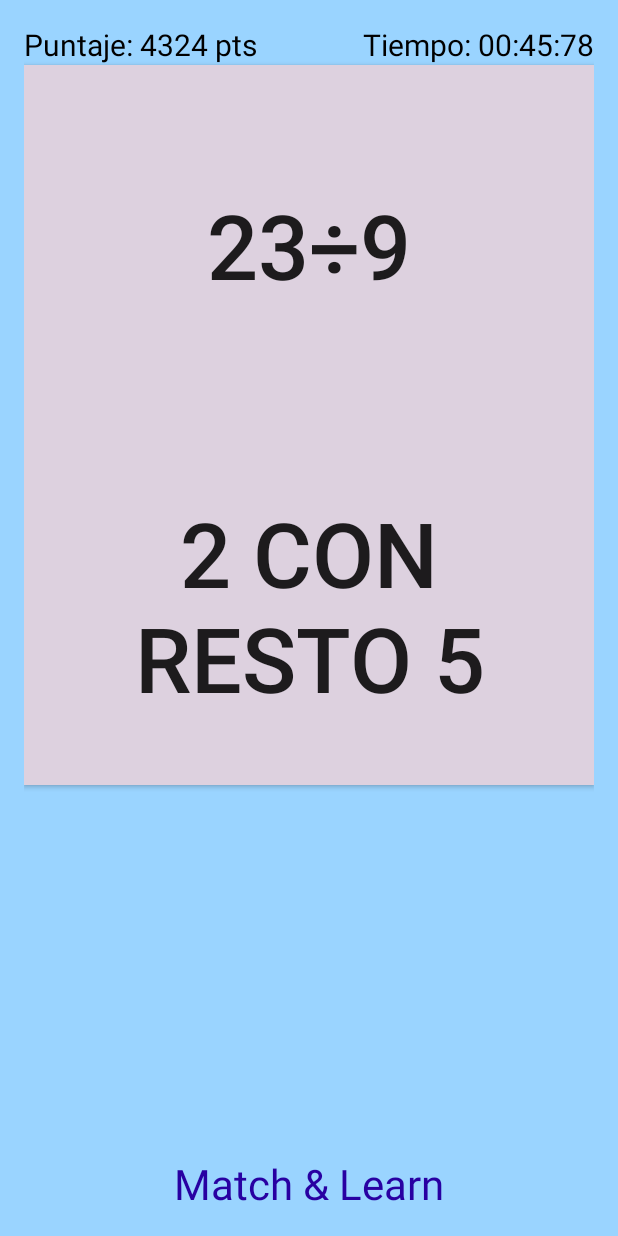
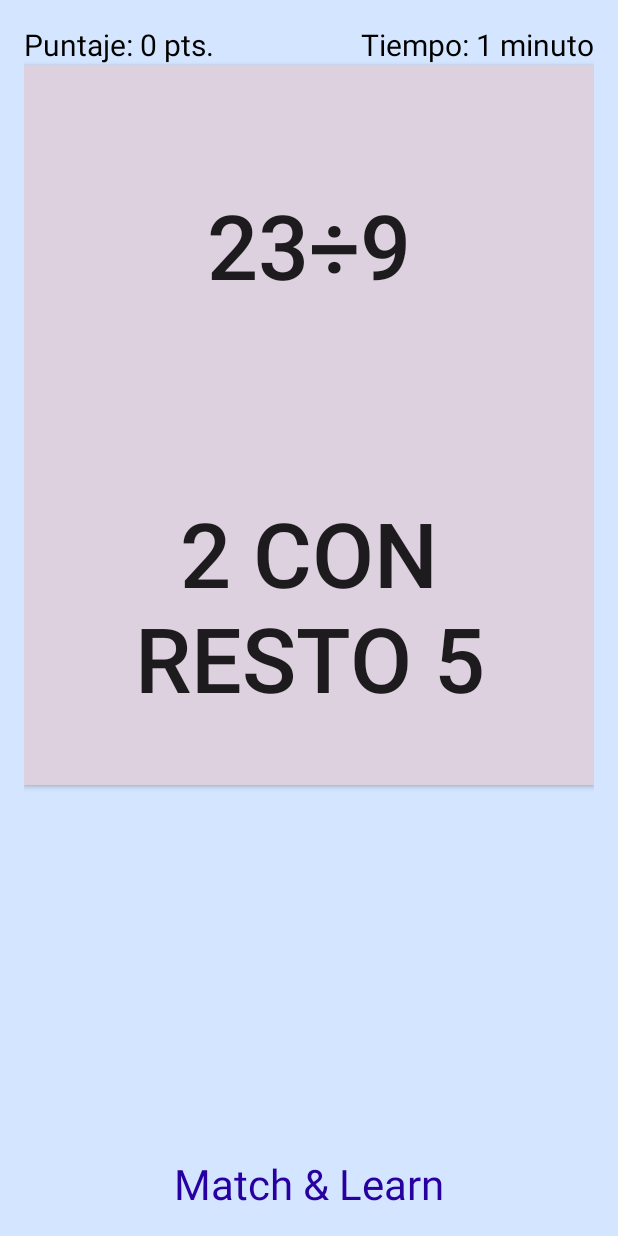
Before and after one commit to dsalazarl/match.and.learn, an Android app: the screen it shows after launch (MainActivity), on a phone screen of 412 x 824 dp. Run offline under Robolectric (Android 15) with nearby library versions, the light colour scheme and no system bars; 2 statements that could not run were skipped.

Commit message:
Add Game functionality and time inclusion proposal

```diff
--- a/app/src/main/java/cl/dsalazarl/matchlearn/MainActivity.java
+++ b/app/src/main/java/cl/dsalazarl/matchlearn/MainActivity.java
@@ -3,18 +3,24 @@ package cl.dsalazarl.matchlearn;
 import android.app.AlertDialog;
 import android.content.DialogInterface;
 import android.content.res.Configuration;
+import android.graphics.Color;
 import android.graphics.Typeface;
 import android.graphics.drawable.Drawable;
+import android.media.MediaPlayer;
+import android.os.CountDownTimer;
 import android.os.PersistableBundle;
+import android.preference.DialogPreference;
 import android.support.v7.app.ActionBarActivity;
 import android.os.Bundle;
 import android.view.Menu;
 import android.view.MenuItem;
+import android.view.View;
 import android.widget.Button;
 import android.widget.EditText;
 import android.widget.TextView;
 import android.widget.Toast;
 import java.util.Random;
+import java.util.concurrent.TimeUnit;
 
 public class MainActivity extends ActionBarActivity {
 
@@ -26,9 +32,13 @@ public class MainActivity extends ActionBarActivity {
     TextView ValTiempo;
     TextView NombreApp;
 
-    String saveTopText, saveBottomText;
-    int saveTopColor, saveBottomColor;
+    String saveTopText, saveBottomText, saveValPuntajeText;
+    int saveTopColor, saveBottomColor, saveValPuntajeColor;
     Boolean RespuestaCorrecta;
+
+    int score, TimePreviousTarget;
+    private MediaPlayer sonidoCorrecto, sonidoIncorrecto;
+    //T CounterClass timer3sec;
 
     @Override
     protected void onCreate(Bundle savedInstanceState) {
@@ -36,23 +46,34 @@ public class MainActivity extends ActionBarActivity {
         setContentView(R.layout.activity_main);
         topButton = (Button) findViewById(R.id.btn_superior);
         bottomButton = (Button) findViewById(R.id.btn_inferior);
+
+        StrPuntaje= (TextView) findViewById(R.id.text_str_puntaje);
+        ValPuntaje= (TextView) findViewById(R.id.text_val_puntaje);
+        StrTiempo= (TextView) findViewById(R.id.text_str_tiempo);
+        ValTiempo= (TextView) findViewById(R.id.text_val_tiempo);
+        NombreApp= (TextView) findViewById(R.id.text_nombre_app);
+
+        score=0;
+        TimePreviousTarget=0;
+        sonidoCorrecto=MediaPlayer.create(MainActivity.this, R.raw.sonido_correcto);
+        sonidoIncorrecto=MediaPlayer.create(this, R.raw.sonido_incorrecto);
+
         //obtener nueva targeta
         target = new TargetMatch();
         //parametros para metodos onSaveInstanceState() y onRestoreInstanceState()
         saveTopColor=target.color1;
         saveBottomColor=target.color2;
         RespuestaCorrecta=target.correct;
-        //propiedades de botones
+        //propiedades definidas
         topButton.setText(target.question);
         bottomButton.setText(target.answer);
         topButton.setBackgroundColor(target.color1);
         bottomButton.setBackgroundColor(target.color2);
+
+        ValPuntaje.setText(" "+score+" pts.");
+        ValTiempo.setText(" 1 minuto");
+        //T timer3sec = new CounterClass(3000, 1000);//1 minuto y cuanto avanza (en milisegundos) 59999
         //fuentes
-        StrPuntaje= (TextView) findViewById(R.id.text_str_puntaje);
-        ValPuntaje= (TextView) findViewById(R.id.text_val_puntaje);
-        StrTiempo= (TextView) findViewById(R.id.text_str_tiempo);
-        ValTiempo= (TextView) findViewById(R.id.text_val_tiempo);
-        NombreApp= (TextView) findViewById(R.id.text_nombre_app);
         Typeface HelveticaNormal= Typeface.createFromAsset(getAssets(),"fonts/HelveticaNeue-UltraLight.otf");
         Typeface HelveticaItalica= Typeface.createFromAsset(getAssets(),"fonts/HelveticaNeue-UltraLightItal.otf");
         StrPuntaje.setTypeface(HelveticaNormal);
@@ -61,19 +82,58 @@ public class MainActivity extends ActionBarActivity {
         ValTiempo.setTypeface(HelveticaNormal);
         NombreApp.setTypeface(HelveticaItalica);
     }
+
+    //lo siguiente es para el DialogAlert que diga instrucciones y boton Entendido, que el boton ejecute el timer.start
+    //topButton.setOnClickListener(new View.OnClickListener() {
+    //
+    //    @Override
+    //    public void onClick(View v) {
+    //        timer.start();
+    //    }
+    //});
+
+    public void targetCheck (View view){
+        if(RespuestaCorrecta==true){
+            sonidoCorrecto.start();
+            score+=5;
+            ValPuntaje.setTextColor(Color.parseColor("#FF00A20E"));
+        }
+        else if(RespuestaCorrecta==false){
+            sonidoIncorrecto.start();
+            score-=3;
+            ValPuntaje.setTextColor(Color.RED);
+        }
+        ValPuntaje.setText(" "+score+" pts.");
+        //renovar tarjeta y aquellos que usan sus atributos
+        target= new TargetMatch();
+        topButton.setText(target.question);
+        bottomButton.setText(target.answer);
+        topButton.setBackgroundColor(target.color1);
+        bottomButton.setBackgroundColor(target.color2);
+        saveTopColor=target.color1;
+        saveBottomColor=target.color2;
+        RespuestaCorrecta=target.correct;
+        //T timer3sec.start();
+    }
+
     //para que al cambiar la orientacion del dispositivo, los valores no se reseteen
     @Override
     protected void onSaveInstanceState(Bundle outState) {
         super.onSaveInstanceState(outState);
-        //obtener Strings a guardar
+        //obtener valores a guardar
         saveTopText= topButton.getText().toString();
         saveBottomText=bottomButton.getText().toString();
+        saveValPuntajeText=ValPuntaje.getText().toString();
+        saveValPuntajeColor=ValPuntaje.getCurrentTextColor();
         //guardar valores
         outState.putString("pregunta", saveTopText);
         outState.putString("respuesta", saveBottomText);
         outState.putInt("colorido1", saveTopColor);
         outState.putInt("colorido2", saveBottomColor);
-        outState.putBoolean("correcto", RespuestaCorrecta);        //falta definir que hacer con target.correct
+        outState.putString("txt_puntaje", saveValPuntajeText);
+        outState.putInt("color_puntaje", saveValPuntajeColor);
+        outState.putInt("score", score);
+        outState.putBoolean("correcto", RespuestaCorrecta);
     }
 
     @Override
@@ -82,12 +142,15 @@ public class MainActivity extends ActionBarActivity {
         //texto
         topButton.setText(savedInstanceState.getString("pregunta"));
         bottomButton.setText(savedInstanceState.getString("respuesta"));
+        ValPuntaje.setText(savedInstanceState.getString("txt_puntaje"));
         //colores
         saveTopColor=savedInstanceState.getInt("colorido1");
         saveBottomColor=savedInstanceState.getInt("colorido2");
         topButton.setBackgroundColor(saveTopColor);
         bottomButton.setBackgroundColor(saveBottomColor);
-        //falta definir que hacer con target.correct
+        ValPuntaje.setTextColor(savedInstanceState.getInt("color_puntaje"));
+        //puntaje
+        score=savedInstanceState.getInt("score");
     }
 
     @Override
@@ -171,20 +234,79 @@ public class MainActivity extends ActionBarActivity {
         }
 
     }
-    //DialogAlert para confirmar salida del juego. Para mejorarlo, usar DialogFragment
+
+
+    //Inclusión de tiempo. Actualmente lo que hace es contar 3 segundos y luego verifica las tarjetas y las renueva
+    //Necesitamos poner 2 tiempos, el visible que solo cuente 1 minutos atrás hasta que termine el juego y muestre en
+    //un nuevo DialogAlert el puntaje final obtenido y opción para comenzar denuevo. El segundo tiempo debe hacer lo que
+    //hace esta clase CounterClass como la tengo definida. De hecho podría hacerse con un solo tiempo, con una variable
+    //que guarde el segundo en que se respondió la última tarjeta y lo compare con el tiempo actual, si esa diferencia
+    //es igual a 3000 (3segundos) verifique las tarjetas. Me he complicado harto con lo de los tiempos, ojalá alguien
+    //pueda hacerlo.
+    //quiten los "//" a lo que sigue para ver qué es lo que hace el CounterClass que alcancé a definir y recordar quitarle
+    //los "//" a las partes que lo necesitan en el resto del código. lo sabrán porque viene así: "//T " y luego el cogido
+    //la T es por tiempo.
+    //public class CounterClass extends CountDownTimer {
+    //
+    //    public CounterClass(long millisInFuture, long countDownInterval) {
+    //        super(millisInFuture, countDownInterval);
+    //    }
+    //
+    //    @Override
+    //    public void onTick(long millisUntilFinished) {
+    //        String Seg = String.format("%02d",
+    //                TimeUnit.MILLISECONDS.toSeconds(millisUntilFinished));
+    //        System.out.println(Seg);
+    //        ValTiempo.setText(" "+Seg+" seg.");
+    //
+    //    }
+    //
+    //    @Override
+    //    public void onFinish() {
+    //        if(RespuestaCorrecta==true){
+    //            sonidoCorrecto.start();
+    //            score+=5;
+    //            ValPuntaje.setTextColor(Color.parseColor("#FF00A20E"));
+    //        }
+    //        else if(RespuestaCorrecta==false){
+    //            sonidoIncorrecto.start();
+    //            score-=3;
+    //            ValPuntaje.setTextColor(Color.RED);
+    //        }
+    //        ValPuntaje.setText(" "+score+" pts.");
+    //        //renovar tarjeta y aquellos que usan sus atributos
+    //        target= new TargetMatch();
+    //        topButton.setText(target.question);
+    //        bottomButton.setText(target.answer);
+    //        topButton.setBackgroundColor(target.color1);
+    //        bottomButton.setBackgroundColor(target.color2);
+    //        saveTopColor=target.color1;
+    //        saveBottomColor=target.color2;
+    //        RespuestaCorrecta=target.correct;
+    //        timer3sec.start();
+    //    }
+    //}
+
+    //DialogAlert para pausa/confirmar salida del juego. Para mejorarlo, usar DialogFragment
     @Override
     public void onBackPressed() {
+        //T timer3sec.cancel();
         new AlertDialog.Builder(this, AlertDialog.THEME_DEVICE_DEFAULT_DARK)
                 .setIcon(android.R.drawable.ic_dialog_alert)
-                .setTitle("Salida")
+                .setTitle("Juego Pausado")
                 .setMessage("¿Seguro que quieres salir de este asombroso juego?")
                 .setCancelable(false)
-                .setPositiveButton("Sí", new DialogInterface.OnClickListener() {
+                .setPositiveButton("Salir", new DialogInterface.OnClickListener() {
                     public void onClick(DialogInterface dialog, int id) {
                         MainActivity.this.finish();
                     }
                 })
-                .setNegativeButton("No", null)
+                .setNegativeButton("Continuar", new DialogInterface.OnClickListener() {
+                    @Override
+                    public void onClick(DialogInterface dialog, int which) {
+                        //T timer3sec.start();
+                    }
+                })
                 .show();
     }
 }
--- a/app/src/main/res/layout-land/activity_main.xml
+++ b/app/src/main/res/layout-land/activity_main.xml
@@ -4,7 +4,7 @@
     android:paddingRight="@dimen/activity_horizontal_margin"
     android:paddingTop="@dimen/activity_vertical_margin"
     android:paddingBottom="@dimen/activity_vertical_margin" tools:context=".MainActivity"
-    android:background="#ff9ad4ff">
+    android:background="#ffd4e6ff">
 
 
     <TextView
@@ -65,7 +65,8 @@
         android:layout_alignParentLeft="true"
         android:layout_alignParentStart="true"
         android:layout_alignRight="@+id/btn_inferior"
-        android:layout_alignEnd="@+id/btn_inferior" />
+        android:layout_alignEnd="@+id/btn_inferior"
+        android:onClick="targetCheck"/>
 
     <Button
         android:layout_width="wrap_content"
@@ -77,7 +78,8 @@
         android:layout_alignParentRight="true"
         android:layout_alignParentEnd="true"
         android:layout_alignParentLeft="true"
-        android:layout_alignParentStart="true" />
+        android:layout_alignParentStart="true"
+        android:onClick="targetCheck"/>
 
     <TextView
         android:layout_width="wrap_content"
--- a/app/src/main/res/layout/activity_main.xml
+++ b/app/src/main/res/layout/activity_main.xml
@@ -4,7 +4,7 @@
     android:paddingRight="@dimen/activity_horizontal_margin"
     android:paddingTop="@dimen/activity_vertical_margin"
     android:paddingBottom="@dimen/activity_vertical_margin" tools:context=".MainActivity"
-    android:background="#ff9ad4ff">
+    android:background="#ffd4e6ff">
 
 
     <TextView
@@ -65,7 +65,9 @@
         android:layout_alignParentStart="true"
         android:layout_alignRight="@+id/text_val_tiempo"
         android:layout_alignEnd="@+id/text_val_tiempo"
-        android:textSize="@dimen/textSize_btn" />
+        android:textSize="@dimen/textSize_btn"
+        android:onClick="targetCheck"/>
+
 
     <Button
         android:layout_width="wrap_content"
@@ -77,7 +79,8 @@
         android:layout_alignParentStart="true"
         android:layout_alignRight="@+id/btn_superior"
         android:layout_alignEnd="@+id/btn_superior"
-        android:textSize="@dimen/textSize_btn" />
+        android:textSize="@dimen/textSize_btn"
+        android:onClick="targetCheck"/>
 
     <TextView
         android:layout_width="wrap_content"
--- a/app/src/main/res/values/strings.xml
+++ b/app/src/main/res/values/strings.xml
@@ -1,10 +1,10 @@
 <resources>
     <string name="app_name">Match &amp; Learn</string>
     <!--barra informativa-->
-    <string name="str_puntaje">Puntaje</string>
-    <string name="val_puntaje">:    4324 pts</string>
-    <string name="str_tiempo">Tiempo</string>
-    <string name="val_tiempo">:    00:45:78</string>
+    <string name="str_puntaje">Puntaje:</string>
+    <string name="val_puntaje">    4324 pts</string>
+    <string name="str_tiempo">Tiempo:</string>
+    <string name="val_tiempo">    00:45:78</string>
     <!-- botones-->
     <string name="str_boton_superior">16 \u00F7 5</string> <!--simbolo division-->
     <string name="str_boton_inferior">3 con resto 1</string>
```
